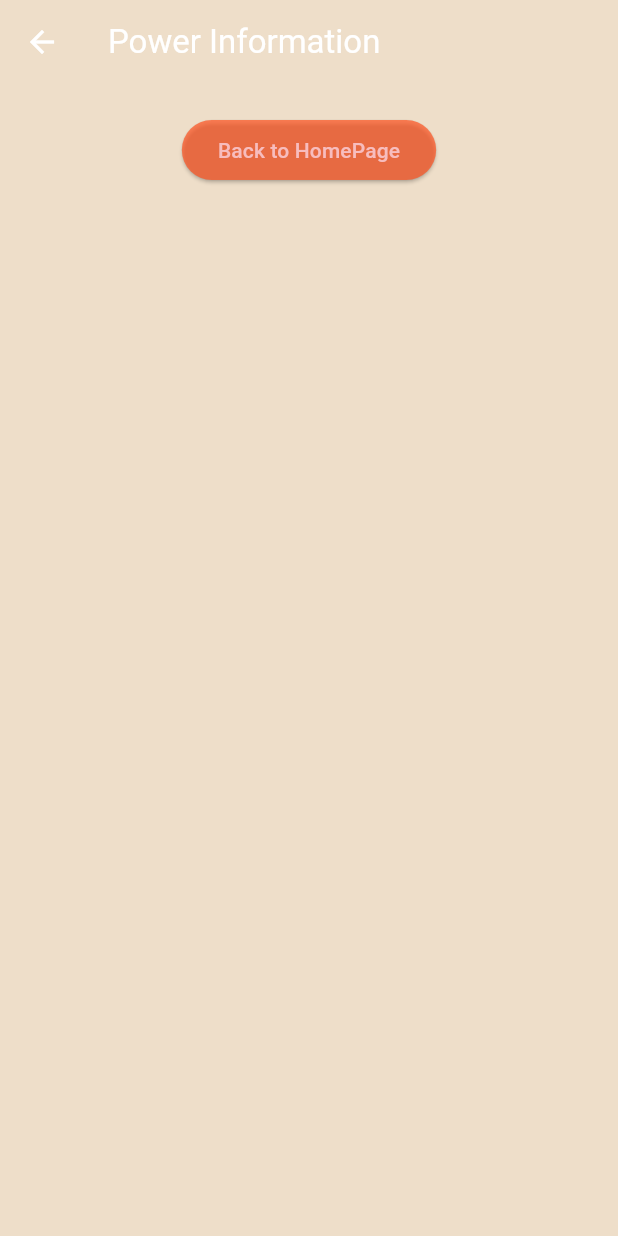
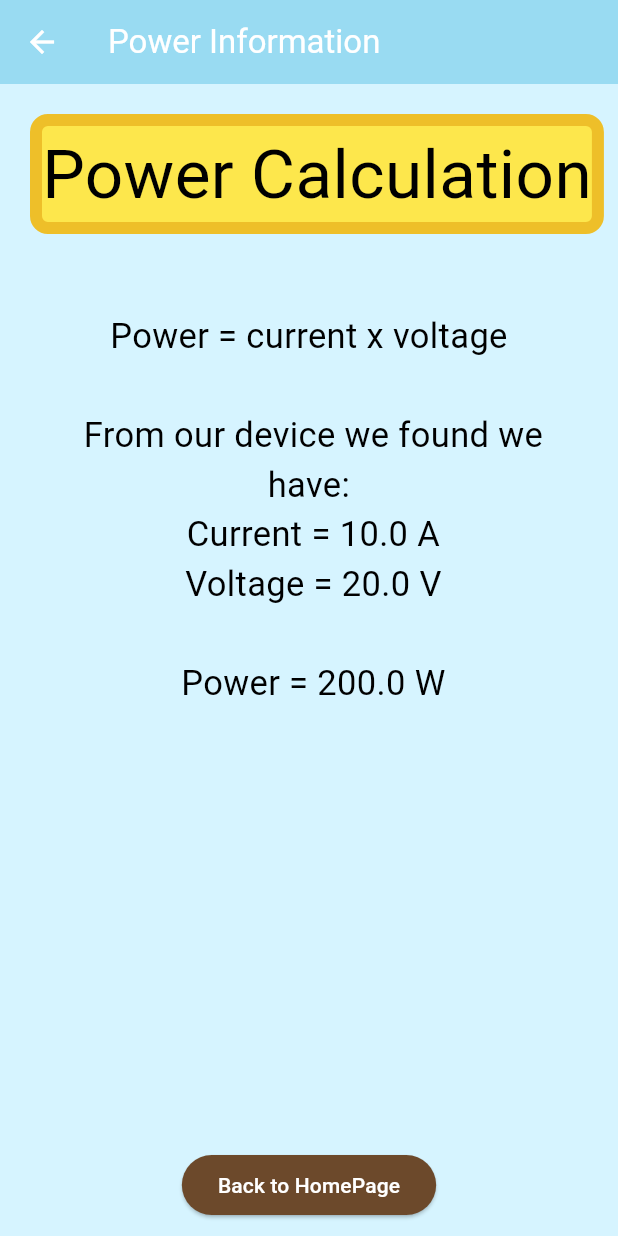
Before and after one commit to Kgo222/weceEOH_23, a Flutter app: the PowerInfo screen opened directly, on a phone screen of 412 x 824 dp. Run offline on Flutter 3.47's test engine with Material 3 defaults, Android fonts, the phone set to English and light mode, and no system bars.

Commit message:
app is fully functional, minus bluetooth

```diff
--- a/solar_axis_app/lib/constants.dart
+++ b/solar_axis_app/lib/constants.dart
@@ -1,4 +1,4 @@
 // This is a place to put application-wide constants for easier maintenance.
 class Constants {
-  static const String appName = "we don't have a name yet!!";
+  static const String appName = "WECE Flower Power";
 }
--- /dev/null
+++ b/solar_axis_app/lib/globals.dart
@@ -0,0 +1,18 @@
+// Global variables
+// Not sure if this is best practice -- there may be a better way
+/*import 'package:flutter_blue/flutter_blue.dart';
+import 'package:wece_glasses/device_screens/screen_handler.dart';
+import 'package:wece_glasses/bluetooth_handler.dart';
+import 'package:location/location.dart';
+
+late final DeviceScreenHandler deviceScreenHandler = DeviceScreenHandler();
+//late final BLEHandler bleHandler = BLEHandler();
+late final BLEHandler bleHandler;
+final Location location = Location();*/
+
+double current = 10;
+double voltage = 20;
+double temperature = 45;
+String motor = "1";
+
+//Maybe add color variables that change when the motor button is pressed in the remote screen
--- a/solar_axis_app/lib/main.dart
+++ b/solar_axis_app/lib/main.dart
@@ -2,6 +2,7 @@ import 'package:flutter/material.dart';
 import 'theme.dart';
 import 'constants.dart';
 import 'homepage.dart';
+
 
 void main() => runApp(const myApp());
 
--- /dev/null
+++ b/solar_axis_app/lib/power_page.dart
@@ -0,0 +1,82 @@
+import 'package:flutter/material.dart';
+import 'package:solar_axis_app/theme.dart';
+import 'theme.dart';
+import 'globals.dart';
+
+class PowerInfo extends StatefulWidget {
+  const PowerInfo({Key? key}) : super(key: key);
+
+  @override
+  State<PowerInfo> createState() => _PowerPageState();
+}
+class _PowerPageState extends State<PowerInfo> {
+  @override
+  Widget build(BuildContext context) {
+    return Scaffold(
+      appBar: AppBar(
+        title: const Text("Power Information"),
+        backgroundColor: AppColors.blue2,
+      ),
+      body: Center(
+        child: Column(
+          crossAxisAlignment: CrossAxisAlignment.center,
+          children: [
+            Row(
+                mainAxisAlignment: MainAxisAlignment.center,
+                children:[
+                  Container(
+                    alignment: Alignment.center,
+                    margin: EdgeInsets.all(20),
+                    decoration: BoxDecoration(
+                      color: AppColors.yellow1,
+                      border: Border.all(width: 8, color: AppColors.yellow2),
+                      borderRadius: BorderRadius.circular(12),
+                    ),
+                    // Change button text when clicked.
+                    child: const Text(
+                      'Power Calculation',
+                      textAlign: TextAlign.center,
+                      softWrap: true,
+                      style: TextStyle(color: AppColors.black, fontSize:45),
+                    ),
+                  ),
+                ] //children
+            ),
+            Padding(
+              padding: EdgeInsets.all(32),
+              child: Text(
+                'Power = current x voltage'
+                    '\n\n From our device we found we have:'
+                    '\n Current = $current A'
+                    '\n Voltage = $voltage V'
+                    '\n\n Power = ${current*voltage} W',
+                softWrap: true,
+                overflow: TextOverflow.clip,
+                textAlign: TextAlign.center,
+                style: TextStyle(color: AppColors.black, fontSize:23),
+              ),
+            ),
+            Expanded(
+              child: Align(
+                alignment: FractionalOffset.bottomCenter,
+                child: Padding(
+                  padding: EdgeInsets.only(bottom: 10.0),
+                  child: ElevatedButton(
+                    child: Text("Back to HomePage"),
+                    onPressed: () {
+                      Navigator.pop(context);
+                    },
+                    style: ElevatedButton.styleFrom(
+                      primary: AppColors.brown,
+                      onPrimary: AppColors.white,
+                    ),
+                  ),
+                ),
+              ),
+            ),
+          ],
+        ), // This trailing comma makes auto-formatting nicer for build methods.
+      ),
+    );
+  }
+}
--- a/solar_axis_app/lib/theme.dart
+++ b/solar_axis_app/lib/theme.dart
@@ -8,18 +8,27 @@ import 'package:flutter/material.dart';
 class AppColors {
   // Flutter colors are RGB color codes prefixed with an opacity value.
   // The FF represents full opacity
-  static const orange = Color(0xB4FF5321);
-  static const tan = Color(0xFFEEDEC9);
-  static const pink = Color(0xFFF7BDBE);
+  //LOGO colors
+  static const orange = Color(0xFFEB8a2D);
+  static const blue = Color(0xFFD6F4FF);
+  static const yellow1 = Color(0xFFFDE74C);
+  static const brown = Color(0xFF6C492B);
+  static const yellow2 = Color(0xFFEEBF29);
+
+  //extras
+  static const white = Color(0xFFFFFFFF);
+  static const black = Color(0xFF000000);
+  static const blue2 = Color(0xFF99dbf2);
+
 }
 
 ColorScheme colorScheme = const ColorScheme.dark(
-  primary: AppColors.pink,
-  primaryVariant: AppColors.pink,
-  secondary: AppColors.orange,
-  secondaryVariant: AppColors.orange,
-  surface: AppColors.tan,
-  background: AppColors.tan,
+  primary: AppColors.orange,
+  onPrimary: AppColors.black,
+  secondary: AppColors.yellow1,
+  onSecondary: AppColors.black,
+  surface: AppColors.blue,
+  background: AppColors.blue,
 );
 final appTheme = ThemeData.from(
     colorScheme: colorScheme
```
Also changed, not shown: solar_axis_app/lib/homepage.dart (+126 -108 lines), solar_axis_app/lib/remote.dart (added, +179 -0 lines), solar_axis_app/lib/weather_page.dart (added, +81 -0 lines).
